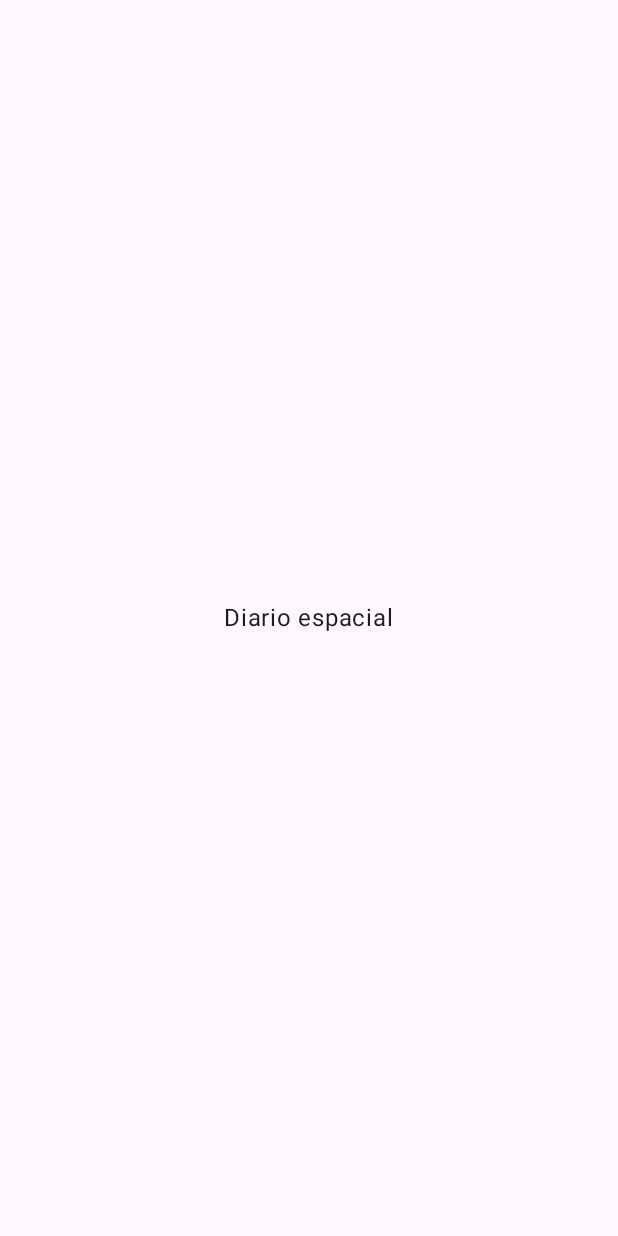
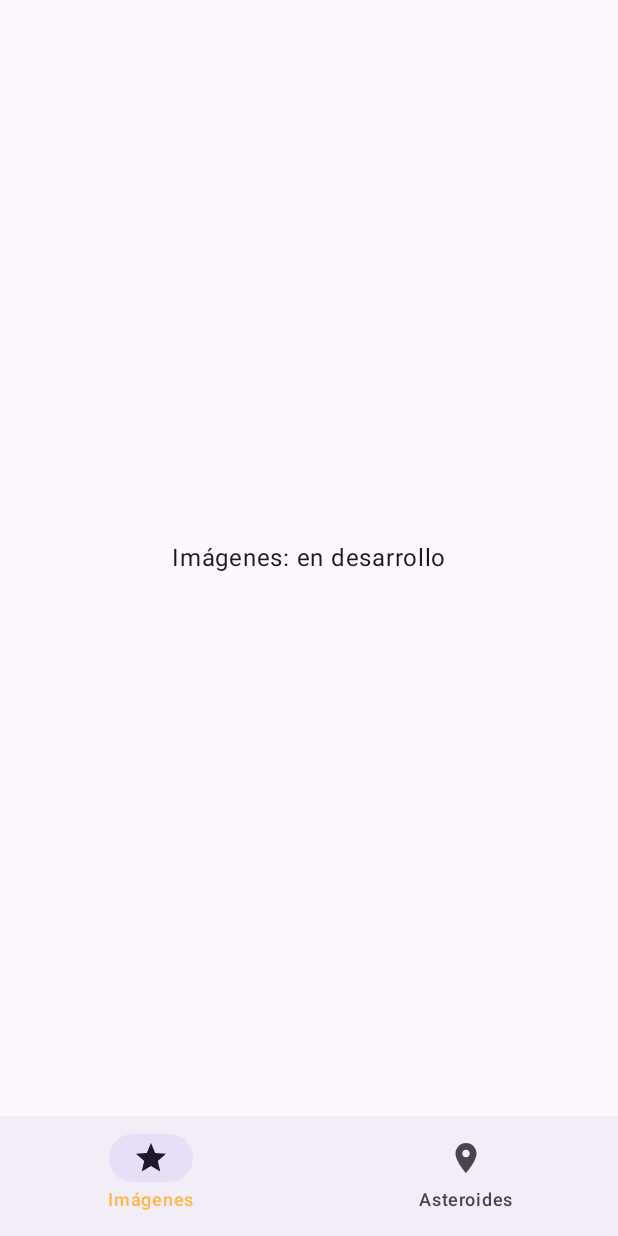
Before and after one commit to ximena953/24101476-ojeda-24101414-rojas-pc02-dsm202602-diario_espacial, an Android app built with Jetpack Compose: the screen it shows after launch (MainActivity), on a phone screen of 412 x 824 dp. Before the commit the screen is almost empty. Run offline under Robolectric (Android 15) with nearby library versions, the phone set to English and light mode, and no system bars.

Commit message:
Crea la navegación principal con barra inferior
Base común: opciones Imágenes y Asteroides con marcadores que cada integrante reemplaza por su grafo.

```diff
--- a/app/src/main/java/com/example/diarioespacial/MainActivity.kt
+++ b/app/src/main/java/com/example/diarioespacial/MainActivity.kt
@@ -4,25 +4,17 @@ import android.os.Bundle
 import androidx.activity.ComponentActivity
 import androidx.activity.compose.setContent
 import androidx.activity.enableEdgeToEdge
-import androidx.compose.foundation.layout.Box
-import androidx.compose.foundation.layout.fillMaxSize
-import androidx.compose.material3.Surface
-import androidx.compose.material3.Text
-import androidx.compose.ui.Alignment
-import androidx.compose.ui.Modifier
+import com.example.diarioespacial.navigation.NavegacionPrincipal
 import com.example.diarioespacial.ui.theme.DiarioEspacialTheme
 
+/** Única Activity: aplica el tema y muestra la navegación principal. */
 class MainActivity : ComponentActivity() {
     override fun onCreate(savedInstanceState: Bundle?) {
         super.onCreate(savedInstanceState)
         enableEdgeToEdge()
         setContent {
             DiarioEspacialTheme {
-                Surface(modifier = Modifier.fillMaxSize()) {
-                    Box(contentAlignment = Alignment.Center) {
-                        Text(text = "Diario espacial")
-                    }
-                }
+                NavegacionPrincipal()
             }
         }
     }
--- /dev/null
+++ b/app/src/main/java/com/example/diarioespacial/navigation/NavegacionPrincipal.kt
@@ -0,0 +1,86 @@
+package com.example.diarioespacial.navigation
+
+import androidx.compose.foundation.layout.Box
+import androidx.compose.foundation.layout.WindowInsets
+import androidx.compose.foundation.layout.fillMaxSize
+import androidx.compose.foundation.layout.padding
+import androidx.compose.material.icons.Icons
+import androidx.compose.material.icons.filled.Place
+import androidx.compose.material.icons.filled.Star
+import androidx.compose.material3.Icon
+import androidx.compose.material3.NavigationBar
+import androidx.compose.material3.NavigationBarItem
+import androidx.compose.material3.Scaffold
+import androidx.compose.material3.Text
+import androidx.compose.runtime.Composable
+import androidx.compose.runtime.getValue
+import androidx.compose.ui.Alignment
+import androidx.compose.ui.Modifier
+import androidx.compose.ui.graphics.vector.ImageVector
+import androidx.navigation.NavDestination.Companion.hierarchy
+import androidx.navigation.NavGraph.Companion.findStartDestination
+import androidx.navigation.compose.NavHost
+import androidx.navigation.compose.composable
+import androidx.navigation.compose.currentBackStackEntryAsState
+import androidx.navigation.compose.rememberNavController
+
+/** Una opción de la barra de navegación inferior. */
+private data class OpcionBarra(val ruta: String, val titulo: String, val icono: ImageVector)
+
+private val opciones = listOf(
+    OpcionBarra(Rutas.IMAGENES, "Imágenes", Icons.Filled.Star),
+    OpcionBarra(Rutas.ASTEROIDES, "Asteroides", Icons.Filled.Place)
+)
+
+/**
+ * Navegación principal (base común): barra inferior con Imágenes y Asteroides.
+ * Cada integrante reemplaza el marcador de su opción por su grafo de navegación.
+ */
+@Composable
+fun NavegacionPrincipal() {
+    val navController = rememberNavController()
+    val entradaActual by navController.currentBackStackEntryAsState()
+    val destinoActual = entradaActual?.destination
+
+    Scaffold(
+        // Las pantallas internas manejan sus propios márgenes del sistema.
+        contentWindowInsets = WindowInsets(0, 0, 0, 0),
+        bottomBar = {
+            NavigationBar {
+                opciones.forEach { opcion ->
+                    NavigationBarItem(
+                        selected = destinoActual?.hierarchy?.any { it.route == opcion.ruta } == true,
+                        onClick = {
+                            navController.navigate(opcion.ruta) {
+                                // Al cambiar de opción se conserva el estado de cada una.
+                                popUpTo(navController.graph.findStartDestination().id) {
+                                    saveState = true
+                                }
+                                launchSingleTop = true
+                                restoreState = true
+                            }
+                        },
+                        icon = { Icon(imageVector = opcion.icono, contentDescription = null) },
+                        label = { Text(text = opcion.titulo) }
+                    )
+                }
+            }
+        }
+    ) { margenes ->
+        NavHost(
+            navController = navController,
+            startDestination = Rutas.IMAGENES,
+            modifier = Modifier.padding(margenes)
+        ) {
+            composable(Rutas.IMAGENES) { Marcador(texto = "Imágenes: en desarrollo") }
+            composable(Rutas.ASTEROIDES) { Marcador(texto = "Asteroides: en desarrollo") }
+        }
+    }
+}
+
+@Composable
+private fun Marcador(texto: String) {
+    Box(modifier = Modifier.fillMaxSize(), contentAlignment = Alignment.Center) {
+        Text(text = texto)
+    }
+}
```
Also changed, not shown: app/src/main/java/com/example/diarioespacial/navigation/Rutas.kt (added, +19 -0 lines).
